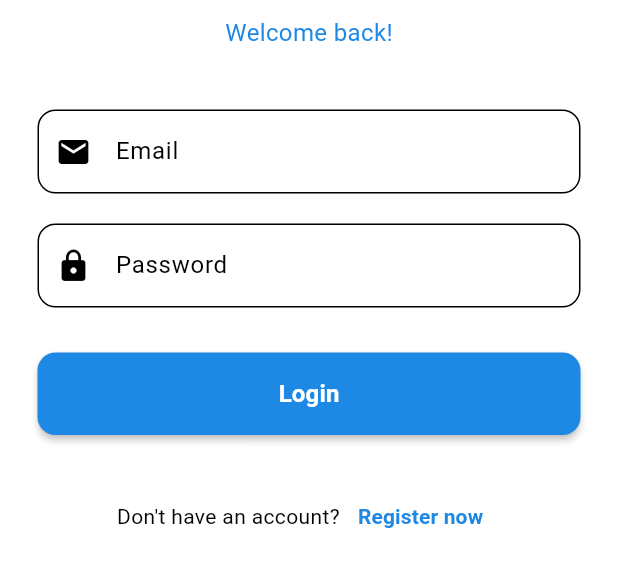
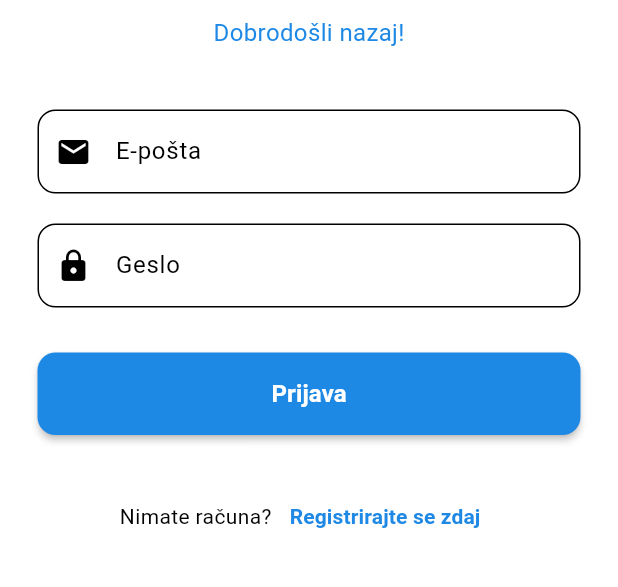
Before and after one commit to lluka123/chatApp, a Flutter app: the screen it shows after launch, on a phone screen of 412 x 824 dp, the part 462-1049 px from its top. Run offline on Flutter 3.47's test engine with Material 3 defaults, Android fonts, the phone set to English and light mode, and no system bars; our stand-ins replace cloud_firestore, firebase_auth, firebase_core; missing offline and left inert: encrypt; accounts and stored records are empty.

Commit message:
V-Zadnji

```diff
--- a/lib/components/my_button.dart
+++ b/lib/components/my_button.dart
@@ -74,10 +74,7 @@ class _MyButtonState extends State<MyButton>
             borderRadius: BorderRadius.circular(30),
             boxShadow: [
               BoxShadow(
-                color: Theme.of(context)
-                    .colorScheme
-                    .primary
-                    .withOpacity(0.3),
+                color: Theme.of(context).colorScheme.primary.withOpacity(0.3),
                 blurRadius: 10,
                 offset: const Offset(0, 5),
                 spreadRadius: -2,
--- a/lib/components/user_tile.dart
+++ b/lib/components/user_tile.dart
@@ -71,7 +71,7 @@ class UserTile extends StatelessWidget {
                           ),
                           const SizedBox(width: 4),
                           Text(
-                            "Tap to start secure chat",
+                            "Tapni za začetek varnega klepeta",
                             style: TextStyle(
                               color: Colors.grey[600],
                               fontSize: 13,
--- a/lib/main.dart
+++ b/lib/main.dart
@@ -1,4 +1,3 @@
-// lib/main.dart
 import 'package:chatapp/services/auth/auth_gate.dart';
 import 'package:chatapp/firebase_options.dart';
 import 'package:firebase_core/firebase_core.dart';
@@ -9,7 +8,7 @@ void main() async {
   WidgetsFlutterBinding.ensureInitialized();
   await Firebase.initializeApp(options: DefaultFirebaseOptions.currentPlatform);
 
-  // Set preferred orientations
+  // Nastavi prednostne orientacije
   await SystemChrome.setPreferredOrientations([
     DeviceOrientation.portraitUp,
     DeviceOrientation.portraitDown,
--- a/lib/pages/login_page.dart
+++ b/lib/pages/login_page.dart
@@ -16,7 +16,7 @@ class _LoginPageState extends State<LoginPage> {
   final TextEditingController _passwordController = TextEditingController();
   bool _isLoading = false;
 
-  // Login Method
+  // Metoda za prijavo
   void login() async {
     setState(() {
       _isLoading = true;
@@ -34,12 +34,12 @@ class _LoginPageState extends State<LoginPage> {
       showDialog(
         context: context,
         builder: (context) => AlertDialog(
-          title: const Text("Login Failed"),
+          title: const Text("Prijava ni uspela"),
           content: Text(e.toString()),
           actions: [
             TextButton(
               onPressed: () => Navigator.pop(context),
-              child: const Text("OK"),
+              child: const Text("V redu"),
             ),
           ],
         ),
@@ -64,7 +64,7 @@ class _LoginPageState extends State<LoginPage> {
             child: Column(
               mainAxisAlignment: MainAxisAlignment.center,
               children: [
-                // Logo
+                // Logotip
                 Image.asset(
                   'assets/images/logo.png',
                   height: 100,
@@ -72,7 +72,7 @@ class _LoginPageState extends State<LoginPage> {
 
                 const SizedBox(height: 20),
 
-                // App name
+                // Ime aplikacije
                 const Text(
                   "Cryptiq",
                   style: TextStyle(
@@ -85,7 +85,7 @@ class _LoginPageState extends State<LoginPage> {
                 const SizedBox(height: 10),
 
                 const Text(
-                  "Welcome back!",
+                  "Dobrodošli nazaj!",
                   style: TextStyle(
                     color: Color(0xFF1E88E5),
                     fontSize: 16,
@@ -94,45 +94,47 @@ class _LoginPageState extends State<LoginPage> {
 
                 const SizedBox(height: 40),
 
-                // Email field
+                // Polje za e-pošto
                 TextField(
                   controller: _emailController,
                   keyboardType: TextInputType.emailAddress,
                   decoration: InputDecoration(
-                    hintText: "Email",
+                    hintText: "E-pošta",
                     prefixIcon: const Icon(Icons.email),
                     border: OutlineInputBorder(
                       borderRadius: BorderRadius.circular(12),
                     ),
                     focusedBorder: OutlineInputBorder(
                       borderRadius: BorderRadius.circular(12),
-                      borderSide: const BorderSide(color: Color(0xFF1E88E5), width: 2),
+                      borderSide:
+                          const BorderSide(color: Color(0xFF1E88E5), width: 2),
                     ),
                   ),
                 ),
 
                 const SizedBox(height: 20),
 
-                // Password field
+                // Polje za geslo
                 TextField(
                   controller: _passwordController,
                   obscureText: true,
                   decoration: InputDecoration(
-                    hintText: "Password",
+                    hintText: "Geslo",
                     prefixIcon: const Icon(Icons.lock),
                     border: OutlineInputBorder(
                       borderRadius: BorderRadius.circular(12),
                     ),
                     focusedBorder: OutlineInputBorder(
                       borderRadius: BorderRadius.circular(12),
-                      borderSide: const BorderSide(color: Color(0xFF1E88E5), width: 2),
+                      borderSide:
+                          const BorderSide(color: Color(0xFF1E88E5), width: 2),
                     ),
                   ),
                 ),
 
                 const SizedBox(height: 30),
 
-                // Login button
+                // Gumb za prijavo
                 SizedBox(
                   width: double.infinity,
                   height: 55,
@@ -157,7 +159,7 @@ class _LoginPageState extends State<LoginPage> {
                             ),
                           )
                         : const Text(
-                          "Login",
+                            "Prijava",
                             style: TextStyle(
                               fontSize: 16,
                               fontWeight: FontWeight.bold,
@@ -169,15 +171,15 @@ class _LoginPageState extends State<LoginPage> {
 
                 const SizedBox(height: 30),
 
-                // Register option
+                // Možnost za registracijo
                 Row(
                   mainAxisAlignment: MainAxisAlignment.center,
                   children: [
-                    const Text("Don't have an account?"),
+                    const Text("Nimate računa?"),
                     TextButton(
                       onPressed: () => widget.onTap?.call(),
                       child: const Text(
-                        "Register now",
+                        "Registrirajte se zdaj",
                         style: TextStyle(
                           fontWeight: FontWeight.bold,
                           color: Color(0xFF1E88E5),
--- a/lib/pages/register_page.dart
+++ b/lib/pages/register_page.dart
@@ -12,13 +12,14 @@ class RegisterPage extends StatefulWidget {
 }
 
 class _RegisterPageState extends State<RegisterPage> {
-  // Text controllers
+  // Kontrolerji besedila
   final TextEditingController _emailController = TextEditingController();
   final TextEditingController _passwordController = TextEditingController();
-  final TextEditingController _confirmPasswordController = TextEditingController();
+  final TextEditingController _confirmPasswordController =
+      TextEditingController();
   bool _isLoading = false;
 
-  // Register Method
+  // Metoda za registracijo
   void register() async {
     setState(() {
       _isLoading = true;
@@ -37,12 +38,12 @@ class _RegisterPageState extends State<RegisterPage> {
         showDialog(
           context: context,
           builder: (context) => AlertDialog(
-            title: const Text("Registration Failed"),
+            title: const Text("Registracija ni uspela"),
             content: Text(e.toString()),
             actions: [
               TextButton(
                 onPressed: () => Navigator.pop(context),
-                child: const Text("OK"),
+                child: const Text("V redu"),
               ),
             ],
           ),
@@ -62,12 +63,12 @@ class _RegisterPageState extends State<RegisterPage> {
       showDialog(
         context: context,
         builder: (context) => AlertDialog(
-          title: const Text("Error"),
-          content: const Text("Passwords don't match!"),
+          title: const Text("Napaka"),
+          content: const Text("Gesli se ne ujemata!"),
           actions: [
             TextButton(
               onPressed: () => Navigator.pop(context),
-              child: const Text("OK"),
+              child: const Text("V redu"),
             ),
           ],
         ),
@@ -86,7 +87,7 @@ class _RegisterPageState extends State<RegisterPage> {
             child: Column(
               mainAxisAlignment: MainAxisAlignment.center,
               children: [
-                // Logo
+                // Logotip
                 Image.asset(
                   'assets/images/logo.png',
                   height: 100,
@@ -94,7 +95,7 @@ class _RegisterPageState extends State<RegisterPage> {
 
                 const SizedBox(height: 20),
 
-                // App name
+                // Ime aplikacije
                 const Text(
                   "Cryptiq",
                   style: TextStyle(
@@ -107,7 +108,7 @@ class _RegisterPageState extends State<RegisterPage> {
                 const SizedBox(height: 10),
 
                 const Text(
-                  "Create Account",
+                  "Ustvari račun",
                   style: TextStyle(
                     color: Color(0xFF1E88E5),
                     fontSize: 16,
@@ -116,64 +117,67 @@ class _RegisterPageState extends State<RegisterPage> {
 
                 const SizedBox(height: 40),
 
-                // Email field
+                // Polje za e-pošto
                 TextField(
                   controller: _emailController,
                   keyboardType: TextInputType.emailAddress,
                   decoration: InputDecoration(
-                    hintText: "Email",
+                    hintText: "E-pošta",
                     prefixIcon: const Icon(Icons.email),
                     border: OutlineInputBorder(
                       borderRadius: BorderRadius.circular(12),
                     ),
                     focusedBorder: OutlineInputBorder(
                       borderRadius: BorderRadius.circular(12),
-                      borderSide: const BorderSide(color: Color(0xFF1E88E5), width: 2),
+                      borderSide:
+                          const BorderSide(color: Color(0xFF1E88E5), width: 2),
                     ),
                   ),
                 ),
 
                 const SizedBox(height: 20),
 
-                // Password field
+                // Polje za geslo
                 TextField(
                   controller: _passwordController,
                   obscureText: true,
                   decoration: InputDecoration(
-                    hintText: "Password",
+                    hintText: "Geslo",
                     prefixIcon: const Icon(Icons.lock),
                     border: OutlineInputBorder(
                       borderRadius: BorderRadius.circular(12),
                     ),
                     focusedBorder: OutlineInputBorder(
                       borderRadius: BorderRadius.circular(12),
-                      borderSide: const BorderSide(color: Color(0xFF1E88E5), width: 2),
+                      borderSide:
+                          const BorderSide(color: Color(0xFF1E88E5), width: 2),
                     ),
                   ),
                 ),
 
                 const SizedBox(height: 20),
 
-                // Confirm Password field
+                // Polje za potrditev gesla
                 TextField(
                   controller: _confirmPasswordController,
                   obscureText: true,
                   decoration: InputDecoration(
-                    hintText: "Confirm Password",
+                    hintText: "Potrdi geslo",
                     prefixIcon: const Icon(Icons.lock),
                     border: OutlineInputBorder(
                       borderRadius: BorderRadius.circular(12),
                     ),
                     focusedBorder: OutlineInputBorder(
                       borderRadius: BorderRadius.circular(12),
-                      borderSide: const BorderSide(color: Color(0xFF1E88E5), width: 2),
+                      borderSide:
+                          const BorderSide(color: Color(0xFF1E88E5), width: 2),
                     ),
                   ),
                 ),
 
                 const SizedBox(height: 30),
 
-                // Register button
+                // Gumb za registracijo
                 SizedBox(
                   width: double.infinity,
                   height: 55,
@@ -198,7 +202,7 @@ class _RegisterPageState extends State<RegisterPage> {
                             ),
                           )
                         : const Text(
-                          "Register",
+                            "Registracija",
                             style: TextStyle(
                               fontSize: 16,
                               fontWeight: FontWeight.bold,
@@ -210,15 +214,15 @@ class _RegisterPageState extends State<RegisterPage> {
 
                 const SizedBox(height: 30),
 
-                // Login option
+                // Možnost za prijavo
                 Row(
                   mainAxisAlignment: MainAxisAlignment.center,
                   children: [
-                    const Text("Already have an account?"),
+                    const Text("Že imate račun?"),
                     TextButton(
                       onPressed: () => widget.onTap?.call(),
                       child: const Text(
-                        "Login now",
+                        "Prijavite se zdaj",
                         style: TextStyle(
                           fontWeight: FontWeight.bold,
                           color: Color(0xFF1E88E5),
--- a/lib/services/auth/auth_gate.dart
+++ b/lib/services/auth/auth_gate.dart
@@ -13,10 +13,10 @@ class AuthGate extends StatelessWidget {
         stream: FirebaseAuth.instance.authStateChanges(),
         builder: (context, snapshot) {
           if (snapshot.hasData) {
-            // User is logged in
-            return const HomePage(); // <-- DODAN const
+            // Uporabnik je prijavljen
+            return const HomePage();
           } else {
-            // User is NOT logged in
+            // Uporabnik NI prijavljen
             return const LoginOrRegister();
           }
         },
--- a/lib/services/auth/login_or_register.dart
+++ b/lib/services/auth/login_or_register.dart
@@ -10,10 +10,10 @@ class LoginOrRegister extends StatefulWidget {
 }
 
 class _LoginOrRegisterState extends State<LoginOrRegister> {
-  // Initially, show the login page
+  // Na začetku prikaži stran za prijavo
   bool showLoginPage = true;
 
-  // Toggle to switch between login and register pages
+  // Preklop za menjavo med stranmi za prijavo in registracijo
   void togglePage() {
     setState(() {
       showLoginPage = !showLoginPage;
```
Also changed, not shown: lib/components/my_textfield.dart (+6 -2 lines), lib/pages/chat_page.dart (+74 -77 lines), lib/pages/home_page.dart (+22 -29 lines), lib/services/auth/auth_service.dart (+5 -5 lines), lib/services/chat/chat_service.dart (+54 -54 lines), lib/services/encryption/encryption_service.dart (+44 -44 lines), lib/models/message.dart (line endings or trailing spaces). Lines whose indentation alone changed are shown as unchanged.
